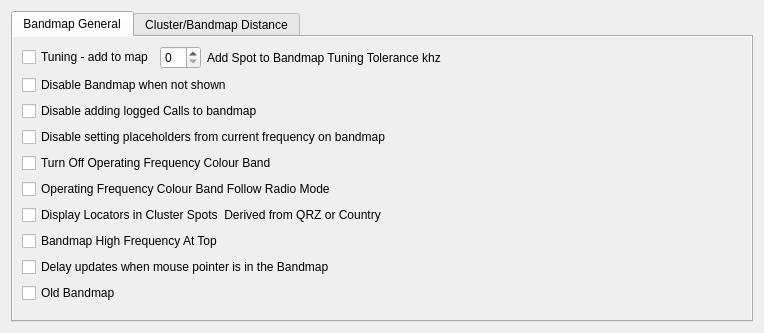
First picture: the form in mqt/MqtLogger/Clusterbandmapconfigure.ui, repository Rsclub22/Minos2-Mirror, before the edit.
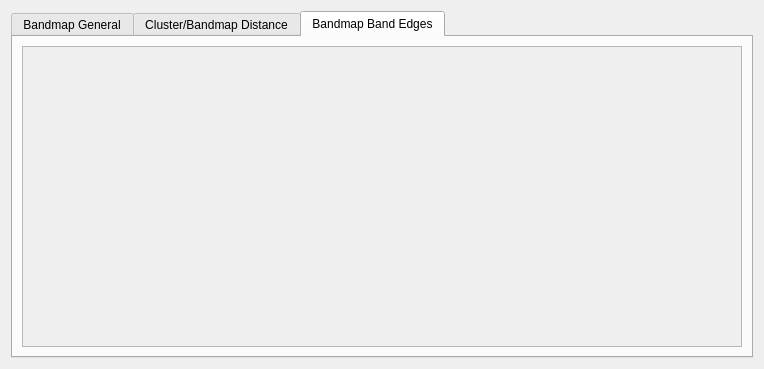
Second picture: the form after the edit.

Commit message: Add config for band edges for bandmap

```diff
--- a/mqt/MqtLogger/Clusterbandmapconfigure.ui
+++ b/mqt/MqtLogger/Clusterbandmapconfigure.ui
@@ -7,7 +7,7 @@
     <x>0</x>
     <y>0</y>
     <width>764</width>
-    <height>333</height>
+    <height>369</height>
    </rect>
   </property>
   <property name="windowTitle">
@@ -20,7 +20,7 @@
       <bool>true</bool>
      </property>
      <property name="currentIndex">
-      <number>0</number>
+      <number>2</number>
      </property>
      <widget class="QWidget" name="bandmapGeneralTab">
       <property name="autoFillBackground">
@@ -260,6 +260,30 @@
        </item>
       </layout>
      </widget>
+     <widget class="QWidget" name="bandEdges">
+      <attribute name="title">
+       <string>Bandmap Band Edges</string>
+      </attribute>
+      <layout class="QVBoxLayout" name="verticalLayout_9">
+       <item>
+        <widget class="QScrollArea" name="scrollArea">
+         <property name="widgetResizable">
+          <bool>true</bool>
+         </property>
+         <widget class="QWidget" name="scrollAreaWidgetContents">
+          <property name="geometry">
+           <rect>
+            <x>0</x>
+            <y>0</y>
+            <width>722</width>
+            <height>301</height>
+           </rect>
+          </property>
+         </widget>
+        </widget>
+       </item>
+      </layout>
+     </widget>
     </widget>
    </item>
   </layout>
```
The commit also changes 10 other files.
